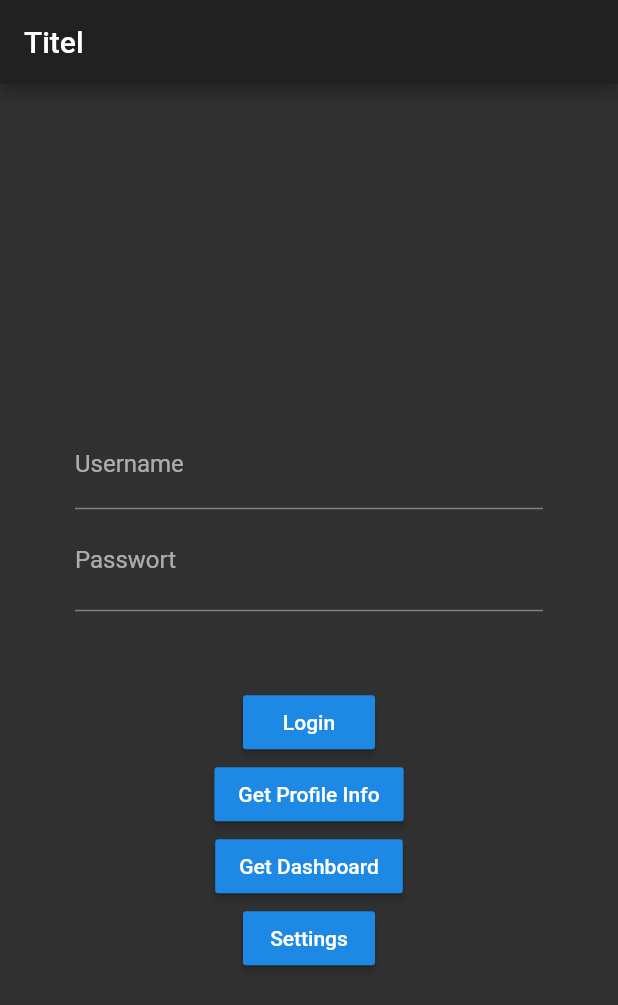
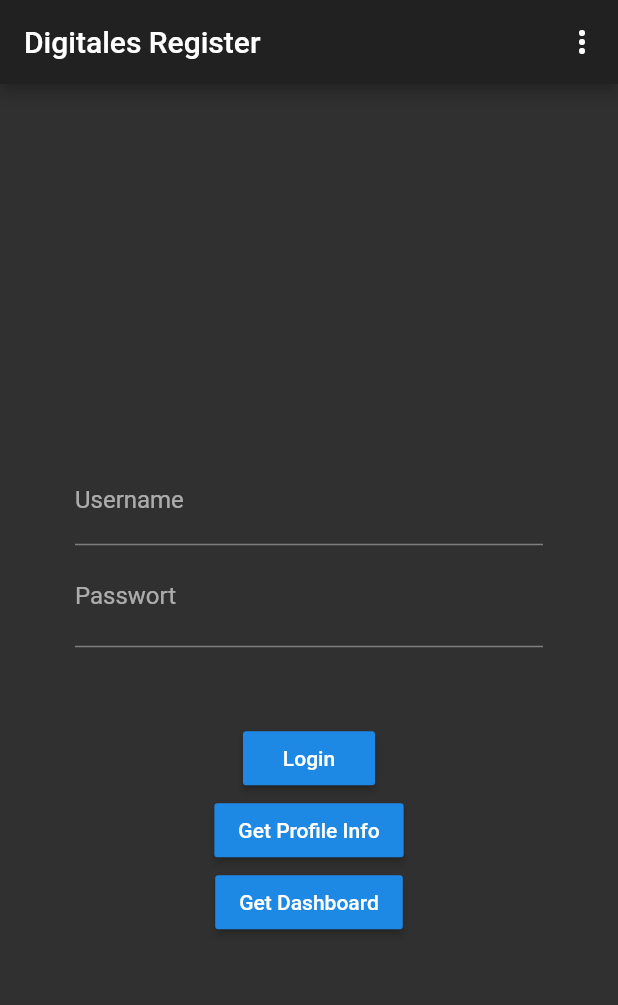
Before and after one commit to wolda-wolda/digitaleRegisterApp, a Flutter app: the screen it shows after launch, on a phone screen of 412 x 824 dp. Shown: the top 1005 px of the screen. Run offline on Flutter 3.47's test engine with Material 2 defaults, Android fonts, the phone set to English and light mode, and no system bars; our stand-ins replace settings_ui.

```diff
--- /dev/null
+++ b/lib/digReg/PopUpMenu.dart
@@ -0,0 +1,7 @@
+class Constants{
+  static const String Setting = "Settings";
+
+  static const List<String> choices = <String>[
+    Setting,
+  ];
+}
--- a/lib/digReg/login_page.dart
+++ b/lib/digReg/login_page.dart
@@ -1,4 +1,5 @@
 import 'package:digitales_register_app/API/API.dart';
+import 'package:digitales_register_app/digReg/PopUpMenu.dart';
 import 'package:flutter/material.dart';
 import 'package:flutter/services.dart';
 import 'package:digitales_register_app/digReg/settings.dart';
@@ -32,7 +33,25 @@ class _LoginPageState extends State<LoginPage> {
   Widget build(BuildContext context) {
     return Scaffold(
       appBar: AppBar(
-        title: Text("Titel"),
+        title: Text("Digitales Register"),
+        actions: <Widget>[
+          PopupMenuButton<String>(
+            onSelected: choiceAction,
+            itemBuilder: (BuildContext context){
+              return Constants.choices.map((String choice){
+                return PopupMenuItem<String>(
+                  value: choice,
+                  child: Row(
+                    children: <Widget>[
+                      Icon(Icons.settings),
+                      Text(choice),
+                    ],
+                  ),
+                );
+              }).toList();
+            },
+          )
+        ],
       ),
       body: Center(
         child: Column(
@@ -81,14 +100,6 @@ class _LoginPageState extends State<LoginPage> {
               },
               child: Text('Get Dashboard'),
             ),
-            RaisedButton(
-              onPressed: () {
-                Navigator.push(context, MaterialPageRoute(builder: (context) {
-                  return Settings();
-                }));
-              },
-              child: Text('Settings'),
-            ),
           ],
         ),
       ), // This trailing comma makes auto-formatting nicer for build methods.
@@ -100,5 +111,11 @@ class _LoginPageState extends State<LoginPage> {
       _isHidden = !_isHidden;
     });
   }
-
+  void choiceAction(String choice){
+    if(choice == Constants.Setting){
+      Navigator.push(context, MaterialPageRoute(builder: (context) {
+        return Settings();
+      }));
+    }
+  }
 }
```
